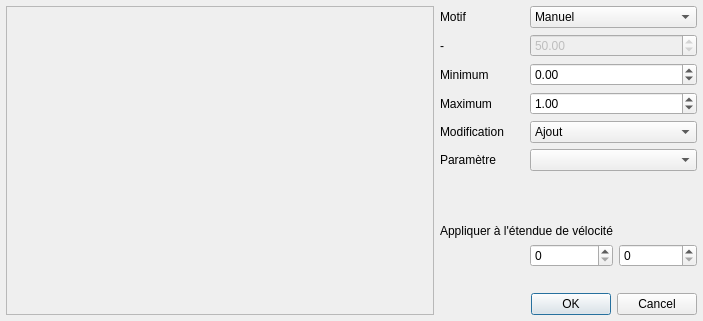
Before: the Qt Designer form trunk/tools/dialog_paramglobal.ui in davy7125/polyphone, drawn with Qt 5.
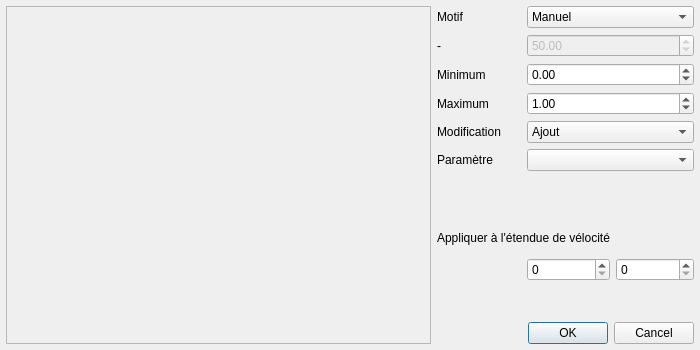
After: the same form once the commit is applied. Icons and pictures are not drawn. Custom widgets are drawn as their Qt base class.

Patch:
```diff
--- a/trunk/tools/dialog_paramglobal.ui
+++ b/trunk/tools/dialog_paramglobal.ui
@@ -9,8 +9,8 @@
    <rect>
     <x>0</x>
     <y>0</y>
-    <width>703</width>
-    <height>321</height>
+    <width>700</width>
+    <height>350</height>
    </rect>
   </property>
   <property name="windowTitle">
```
